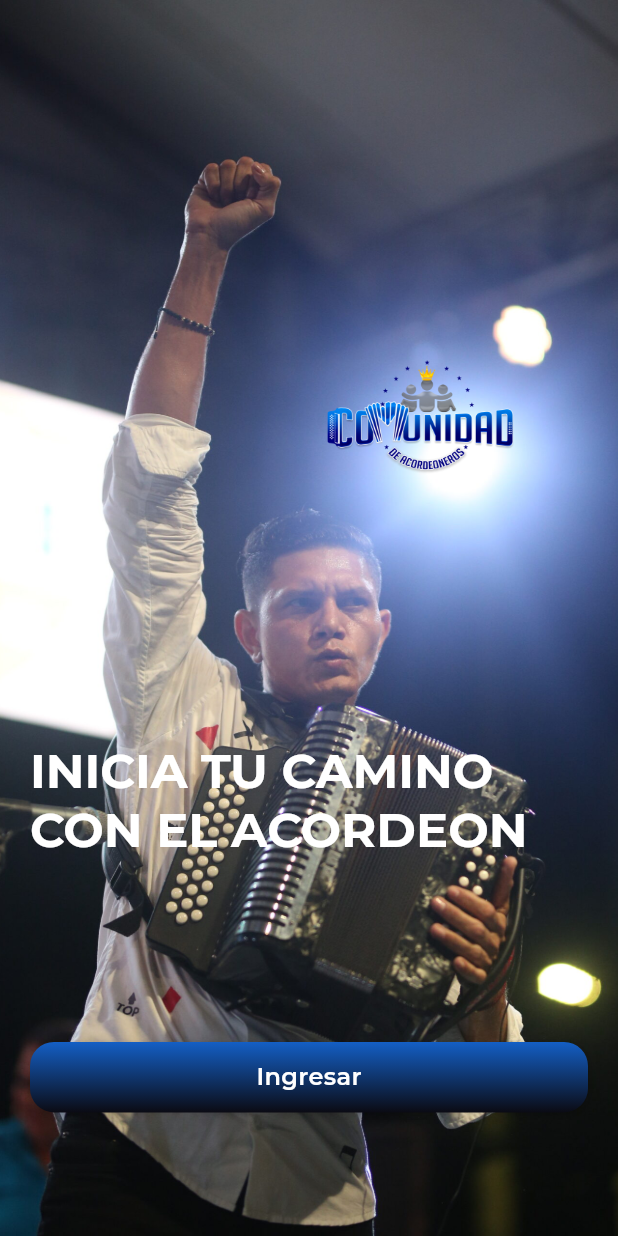
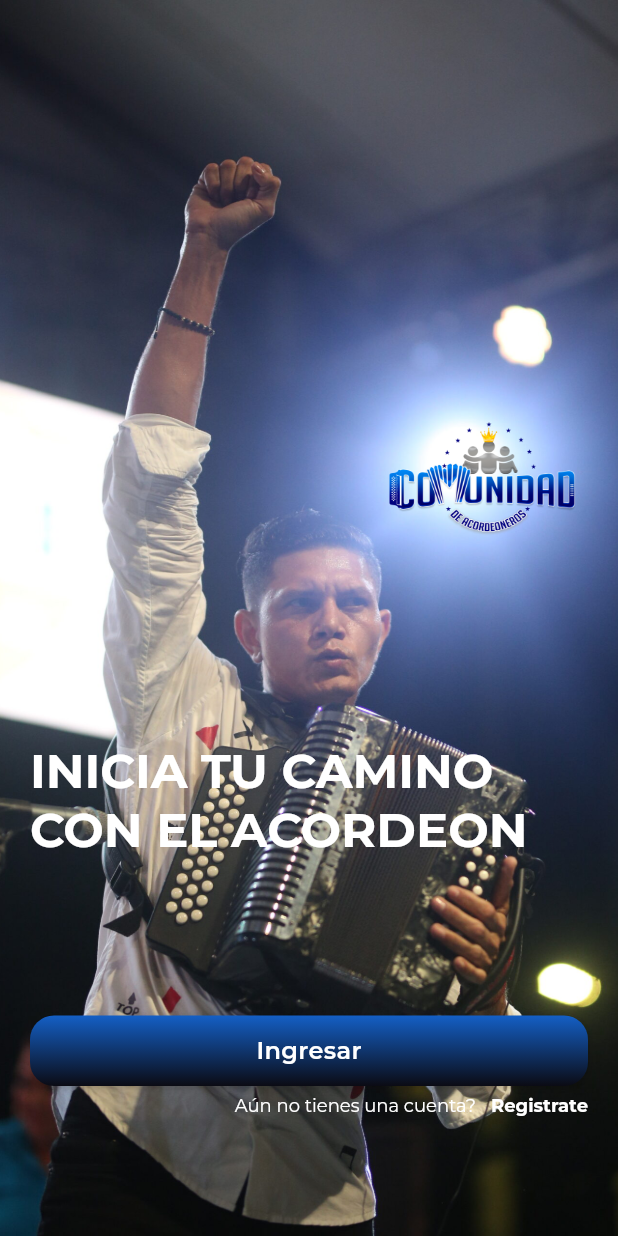
Before and after one commit to danper2213/comunidad-acordeoneros, a Flutter app: the screen it shows after launch, on a phone screen of 412 x 824 dp. Run offline on Flutter 3.47's test engine with Material 3 defaults, Android fonts, the phone set to English and light mode, and no system bars; our stand-ins replace google_fonts.

Commit message:
Text, no tienes cuenta

```diff
--- a/lib/main.dart
+++ b/lib/main.dart
@@ -1,4 +1,4 @@
-import 'package:comunidad_acordeoneros/pages/home.dart';
+
 import 'package:comunidad_acordeoneros/pages/login.dart';
 import 'package:flutter/material.dart';
 import 'theme/theme_app.dart';
--- a/lib/pages/login.dart
+++ b/lib/pages/login.dart
@@ -30,8 +30,8 @@ class LoginPage extends StatelessWidget {
         ),
       ),
       Positioned(
-        top: size.height * 0.25,
-        left: size.width * 0.5,
+        top: size.height * 0.3,
+        left: size.width * 0.6,
         child: Image.asset(
           'assets/images/logo.png',
           width: 150,
@@ -39,11 +39,34 @@ class LoginPage extends StatelessWidget {
         ),
       ),
       Positioned(
-        bottom: size.height * 0.1,
+        bottom: 100,
         left: 20.0,
         right: 20.0,
         child: ButtonCustom(text: 'Ingresar', onPressed: () {}),
-      )
+      ),
+      Positioned(
+        bottom: 80,
+        left: 20.0,
+        right: 20.0,
+        child: Row(
+          mainAxisAlignment: MainAxisAlignment.end,
+          children: [
+            Text(
+              'Aún no tienes una cuenta?',
+              style: AppTheme.lightTheme.textTheme.bodySmall,
+            ),
+            const SizedBox(
+              width: 10,
+            ),
+            Text(
+              'Registrate',
+              style: AppTheme.lightTheme.textTheme.bodySmall?.copyWith(
+                fontWeight: FontWeight.bold,
+              ),
+            ),
+          ],
+        ),
+      ),
     ]);
   }
 }
```
